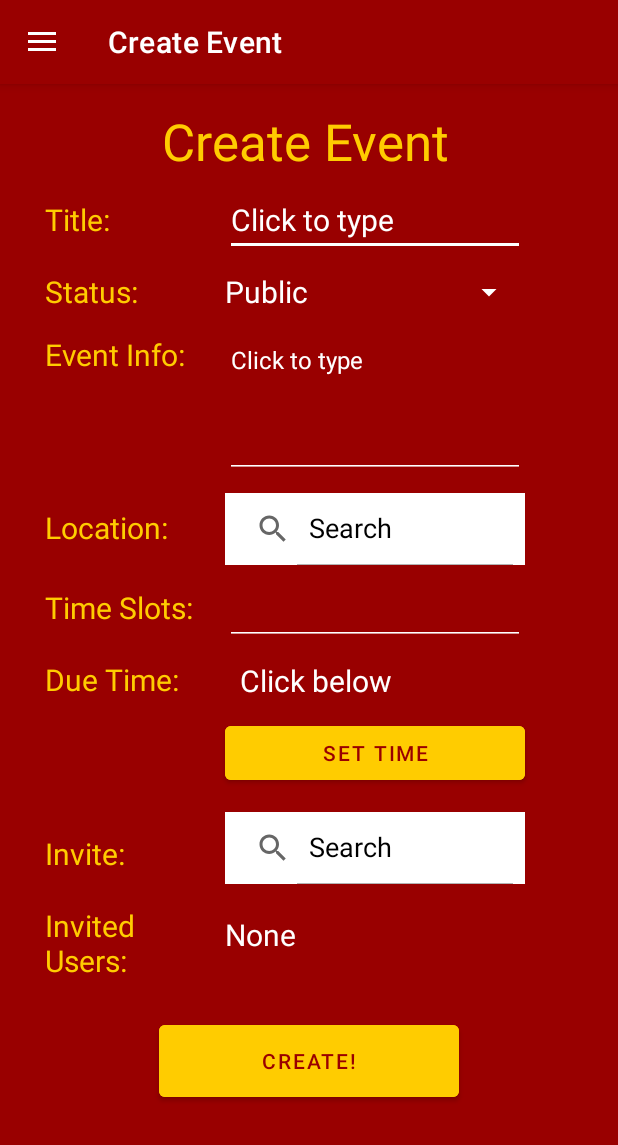
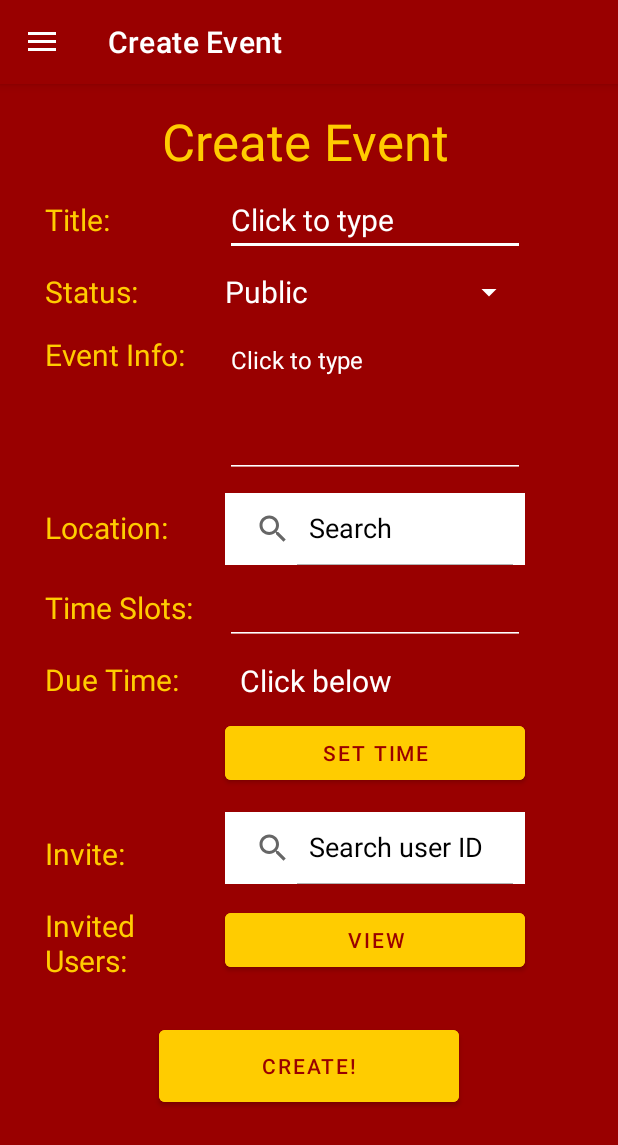
Before and after one commit to udurairaj/csci310-easy-team-up, an Android app: the MainActivity screen opened directly, with no data from a screen before it, in the side drawer, after a tap on "Create Event", on a phone screen of 412 x 824 dp. Shown: the top 1145 px of the screen. Run offline under Robolectric (Android 15) with nearby library versions, the light colour scheme and no system bars; our stand-ins replace Firebase (no records; nobody signed in at launch, a user with empty details on screens opened directly), navigation-ui; 15 statements that could not run were skipped.

Commit message:
event create

```diff
--- a/app/src/main/java/com/example/easyteamup/Event.java
+++ b/app/src/main/java/com/example/easyteamup/Event.java
@@ -11,6 +11,7 @@ public class Event implements Serializable {
     private Boolean statusPublic;
     private String description;
     private ArrayList<Integer> participants;
+    private TimeSlot dueTime;
 //    private ArrayList<TimeSlot> timeOptions;
 //    private NotificationHandler notificationHandler;
 //    private Location location;
@@ -28,6 +29,7 @@ public class Event implements Serializable {
         this.statusPublic = statusPublic;
         this.description = null;
         this.participants = new ArrayList<>();
+        this.dueTime = null;
 //        this.timeOptions = new ArrayList<>();
 //        this.notificationHandler = null;
 //        this.location = null;
@@ -42,6 +44,7 @@ public class Event implements Serializable {
     public Boolean getStatusPublic() { return statusPublic; }
     public String getDescription() { return description; }
     public ArrayList<Integer> getParticipants() { return participants; }
+    public TimeSlot getDueTime() { return dueTime; }
 //    public ArrayList<TimeSlot> getTimeOptions() { return timeOptions; }
 //    public NotificationHandler getNotificationHandler() { return notificationHandler; }
 //    public Location getLocation() { return location; }
@@ -51,6 +54,7 @@ public class Event implements Serializable {
     public void setEventName(String eventName) { this.eventName = eventName; }
     public void setStatusPublic(Boolean statusPublic) { this.statusPublic = statusPublic; }
     public void setDescription(String description) { this.description = description; }
+    public void setDueTime(TimeSlot dueTime) { this.dueTime = dueTime; }
 //    public void setLocation(Location location) { this.location = location; }
 
     public void addParticipant(User user) { participants.add(user.getUserID()); }
--- a/app/src/main/res/layout/fragment_create.xml
+++ b/app/src/main/res/layout/fragment_create.xml
@@ -231,21 +231,15 @@
         app:layout_constraintStart_toStartOf="parent"
         app:layout_constraintTop_toBottomOf="@+id/inviteEventText" />
 
-    <TextView
-        android:id="@+id/invitedUsersEventView"
+    <Button
+        android:id="@+id/viewInvitedUsersButton"
         android:layout_width="200dp"
         android:layout_height="48dp"
         android:layout_marginStart="20dp"
-        android:layout_marginTop="10dp"
-        android:ems="10"
-        android:textColor="#FFFFFF"
-        android:textColorHint="#FFFFFF"
-        android:textColorLink="#FFCC00"
-        android:textSize="20sp"
-        android:text="None"
-        android:visibility="visible"
-        android:gravity="center_vertical"
-        android:backgroundTint="@color/white"
+        android:layout_marginTop="13dp"
+        android:text="View"
+        android:textColor="#990000"
+        android:backgroundTint="#FFCC00"
         app:layout_constraintStart_toEndOf="@+id/invitedUsersEventText"
         app:layout_constraintTop_toBottomOf="@+id/inviteEventSearch" />
 
@@ -256,8 +250,9 @@
         android:layout_marginStart="20dp"
         android:layout_marginTop="15dp"
         android:background="#FFFFFF"
+        android:inputType="number"
         app:iconifiedByDefault="false"
-        app:queryHint="Search"
+        app:queryHint="Search user ID"
         app:layout_constraintStart_toEndOf="@+id/inviteEventText"
         app:layout_constraintTop_toBottomOf="@+id/dateTimeSet"
         />
@@ -274,6 +269,6 @@
         android:textColor="#990000"
         app:layout_constraintEnd_toEndOf="parent"
         app:layout_constraintStart_toStartOf="parent"
-        app:layout_constraintTop_toBottomOf="@+id/invitedUsersEventView" />
+        app:layout_constraintTop_toBottomOf="@+id/viewInvitedUsersButton" />
 
 </androidx.constraintlayout.widget.ConstraintLayout>
--- a/app/src/main/res/navigation/mobile_navigation.xml
+++ b/app/src/main/res/navigation/mobile_navigation.xml
@@ -27,8 +27,8 @@
             android:id="@+id/action_nav_create_to_setDueFragment"
             app:destination="@id/setDueFragment" />
         <action
-            android:id="@+id/action_nav_create_to_otherProfileFragment"
-            app:destination="@id/otherProfileFragment" />
+            android:id="@+id/action_nav_create_to_invitedUsersFragment"
+            app:destination="@id/invitedUsersFragment" />
 
     </fragment>
 
@@ -57,11 +57,6 @@
         android:name="com.example.easyteamup.ui.shared.MapsFragment"
         android:label="fragment_maps"
         tools:layout="@layout/fragment_maps" />
-    <fragment
-        android:id="@+id/otherProfileFragment"
-        android:name="com.example.easyteamup.ui.profile.OtherProfileFragment"
-        android:label="fragment_other_profile"
-        tools:layout="@layout/fragment_other_profile" />
 
     <fragment
         android:id="@id/listFragment"
@@ -70,4 +65,18 @@
         tools:layout="@layout/fragment_list"
 
         />
+    <fragment
+        android:id="@+id/invitedUsersFragment"
+        android:name="com.example.easyteamup.InvitedUsersFragment"
+        android:label="fragment_invited_users"
+        tools:layout="@layout/fragment_invited_users" >
+        <action
+            android:id="@+id/action_invitedUsersFragment_to_otherProfileFragment2"
+            app:destination="@id/otherProfileFragment2" />
+    </fragment>
+    <fragment
+        android:id="@+id/otherProfileFragment2"
+        android:name="com.example.easyteamup.ui.profile.OtherProfileFragment"
+        android:label="fragment_other_profile"
+        tools:layout="@layout/fragment_other_profile" />
 </navigation>
```
Also changed, not shown: app/src/main/java/com/example/easyteamup/MainActivity.java (+11 -1 lines), app/src/main/java/com/example/easyteamup/TimeSlot.java (+23 -28 lines), app/src/main/java/com/example/easyteamup/ui/create/CreateFragment.java (+84 -54 lines), app/src/main/java/com/example/easyteamup/ui/create/InvitedUsersFragment.java (added, +116 -0 lines), app/src/main/java/com/example/easyteamup/ui/profile/OtherProfileFragment.java (+31 -4 lines), app/src/main/java/com/example/easyteamup/ui/shared/SetDueFragment.java (+10 -14 lines), app/src/main/res/layout/fragment_invited_users.xml (added, +49 -0 lines), app/src/main/res/layout/fragment_other_profile.xml (+14 -4 lines).
